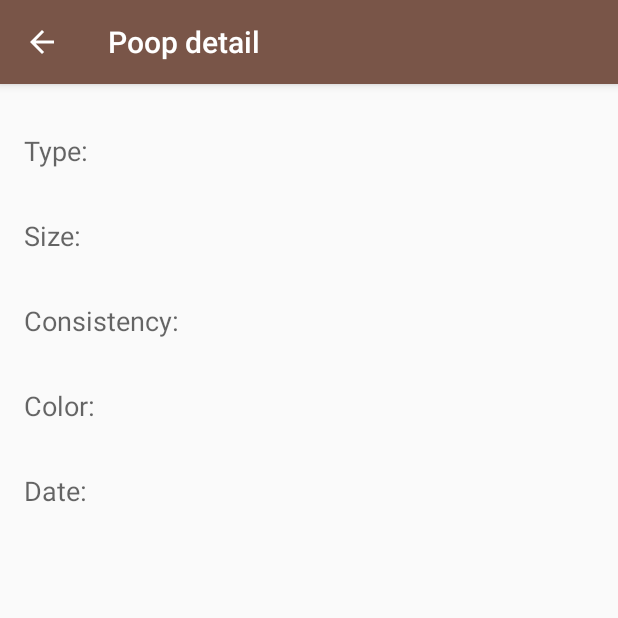
After one commit to Vojtech-Sassmann/Poopio, an Android app: the PoopDetailActivity screen opened directly, with no data from a screen before it, on a phone screen of 412 x 824 dp, the top half of it. The commit adds this screen. Run offline under Robolectric (Android 15) with nearby library versions, the phone set to English and light mode, and no system bars; 5 statements that could not run were skipped.

Commit message:
Implented poop detail

```diff
--- a/app/src/main/java/cz/tyckouni/poopio/OverviewActivity.java
+++ b/app/src/main/java/cz/tyckouni/poopio/OverviewActivity.java
@@ -13,6 +13,7 @@ import cz.tyckouni.poopio.base.entities.Poop;
 
 public class OverviewActivity extends AppCompatActivity {
     private static final String TAG = "OverviewActivity";
+    public static final String EXTRA_POOP = "cz.tyckouni.poopio.extra.POOP";
 
     private List<Poop> mPoopList = new LinkedList<>();
     private int mCounter = 0;
--- /dev/null
+++ b/app/src/main/java/cz/tyckouni/poopio/PoopDetailActivity.java
@@ -0,0 +1,46 @@
+package cz.tyckouni.poopio;
+
+import android.content.Intent;
+import android.support.v7.app.AppCompatActivity;
+import android.os.Bundle;
+import android.widget.TextView;
+
+import cz.tyckouni.poopio.base.entities.Poop;
+
+public class PoopDetailActivity extends AppCompatActivity {
+
+    private TextView mValueType;
+    private TextView mValueSize;
+    private TextView mValueConsistency;
+    private TextView mValueColor;
+    private TextView mValueDate;
+
+    @Override
+    protected void onCreate(Bundle savedInstanceState) {
+        super.onCreate(savedInstanceState);
+        setContentView(R.layout.activity_poop_detail);
+
+        Intent intent = getIntent();
+        Poop poop = (Poop) intent.getSerializableExtra(OverviewActivity.EXTRA_POOP);
+
+        initTextViews();
+
+        updatePoopInfo(poop);
+    }
+
+    private void updatePoopInfo(Poop poop) {
+        mValueType.setText(poop.getType());
+        mValueSize.setText(String.valueOf(poop.getSize()));
+        mValueConsistency.setText(String.valueOf(poop.getConsistency()));
+        mValueColor.setText(poop.getColor());
+        mValueDate.setText(poop.getDateAndTime());
+    }
+
+    private void initTextViews() {
+        mValueType = findViewById(R.id.type_value);
+        mValueSize = findViewById(R.id.size_value);
+        mValueConsistency = findViewById(R.id.consistency_value);
+        mValueColor = findViewById(R.id.color_value);
+        mValueDate = findViewById(R.id.date_value);
+    }
+}
--- /dev/null
+++ b/app/src/main/res/layout/activity_poop_detail.xml
@@ -0,0 +1,79 @@
+<?xml version="1.0" encoding="utf-8"?>
+<android.support.constraint.ConstraintLayout xmlns:android="http://schemas.android.com/apk/res/android"
+    xmlns:app="http://schemas.android.com/apk/res-auto"
+    xmlns:tools="http://schemas.android.com/tools"
+    android:layout_width="match_parent"
+    android:layout_height="match_parent"
+    tools:context=".PoopDetailActivity">
+
+    <TextView
+        android:id="@+id/type_label"
+        android:text="@string/type_label"
+        app:layout_constraintStart_toStartOf="parent"
+        app:layout_constraintTop_toTopOf="parent"
+        style="@style/poopdetail_label" />
+
+    <TextView
+        android:id="@+id/size_label"
+        android:text="@string/size_label"
+        app:layout_constraintStart_toStartOf="parent"
+        app:layout_constraintTop_toBottomOf="@+id/type_label"
+        style="@style/poopdetail_label" />
+
+    <TextView
+        android:id="@+id/consistency_label"
+        android:text="@string/consistency_label"
+        app:layout_constraintStart_toStartOf="parent"
+        app:layout_constraintTop_toBottomOf="@+id/size_label"
+        style="@style/poopdetail_label" />
+
+    <TextView
+        android:id="@+id/color_label"
+        android:text="@string/color_label"
+        app:layout_constraintStart_toStartOf="parent"
+        app:layout_constraintTop_toBottomOf="@+id/consistency_label"
+        style="@style/poopdetail_label" />
+
+    <TextView
+        android:id="@+id/date_label"
+        android:text="@string/date_label"
+        app:layout_constraintStart_toStartOf="parent"
+        app:layout_constraintTop_toBottomOf="@+id/color_label"
+        style="@style/poopdetail_label" />
+
+    <TextView
+        android:id="@+id/type_value"
+        style="@style/poopdetail_textlabel"
+        app:layout_constraintBottom_toBottomOf="@+id/type_label"
+        app:layout_constraintEnd_toEndOf="parent"
+        app:layout_constraintTop_toTopOf="@+id/type_label" />
+
+    <TextView
+        android:id="@+id/size_value"
+        style="@style/poopdetail_textlabel"
+        app:layout_constraintBottom_toBottomOf="@+id/size_label"
+        app:layout_constraintEnd_toEndOf="parent"
+        app:layout_constraintTop_toTopOf="@+id/size_label" />
+
+    <TextView
+        android:id="@+id/consistency_value"
+        style="@style/poopdetail_textlabel"
+        app:layout_constraintBottom_toBottomOf="@+id/consistency_label"
+        app:layout_constraintEnd_toEndOf="parent"
+        app:layout_constraintTop_toTopOf="@+id/consistency_label" />
+
+    <TextView
+        android:id="@+id/color_value"
+        style="@style/poopdetail_textlabel"
+        app:layout_constraintBottom_toBottomOf="@+id/color_label"
+        app:layout_constraintEnd_toEndOf="parent"
+        app:layout_constraintTop_toTopOf="@+id/color_label" />
+
+    <TextView
+        android:id="@+id/date_value"
+        style="@style/poopdetail_textlabel"
+        app:layout_constraintBottom_toBottomOf="@+id/date_label"
+        app:layout_constraintEnd_toEndOf="parent"
+        app:layout_constraintTop_toTopOf="@+id/date_label" />
+
+</android.support.constraint.ConstraintLayout>
--- a/app/src/main/res/values/strings.xml
+++ b/app/src/main/res/values/strings.xml
@@ -17,4 +17,10 @@
     <string name="permission_rationale">"Contacts permissions are needed for providing email
         completions."
     </string>
+    <string name="poopdetail_activity_label">Poop detail</string>
+    <string name="type_label">Type:</string>
+    <string name="size_label">Size:</string>
+    <string name="consistency_label">Consistency:</string>
+    <string name="color_label">Color:</string>
+    <string name="date_label">Date:</string>
 </resources>
--- a/app/src/main/res/values/styles.xml
+++ b/app/src/main/res/values/styles.xml
@@ -8,18 +8,22 @@
         <item name="colorAccent">@color/colorAccent</item>
     </style>
 
-    <style name="pooplist_title">
+    <style name="poopdetail_label">
         <item name="android:layout_width">wrap_content</item>
         <item name="android:layout_height">wrap_content</item>
-        <item name="android:layout_marginEnd">@dimen/pooplist_item_endmargin</item>
-        <item name="android:layout_marginRight">@dimen/pooplist_item_endmargin</item>
-        <item name="android:textAppearance">@style/TextAppearance.AppCompat.Headline</item>
+        <item name="android:layout_marginLeft">16dp</item>
+        <item name="android:layout_marginStart">16dp</item>
+        <item name="android:layout_marginTop">32dp</item>
+        <item name="android:textAppearance">@style/TextAppearance.AppCompat.Medium</item>
     </style>
 
-    <style name="pooplist_date">
+    <style name="poopdetail_textlabel">
         <item name="android:layout_width">wrap_content</item>
         <item name="android:layout_height">wrap_content</item>
-        <item name="android:layout_marginBottom">@dimen/pooplist_item_startmargin</item>
+        <item name="android:layout_marginEnd">16dp</item>
+        <item name="android:layout_marginRight">16dp</item>
+        <item name="android:layout_marginTop">8dp</item>
+        <item name="android:textAppearance">@style/TextAppearance.AppCompat.Menu</item>
     </style>
 
 </resources>
```
Also changed, not shown: app/src/main/AndroidManifest.xml (+10 -5 lines), app/src/main/java/cz/tyckouni/poopio/PoopListAdapter.java (+12 -2 lines), app/src/main/java/cz/tyckouni/poopio/base/entities/Poop.java (+12 -8 lines), app/src/main/res/layout/pooplist_item.xml (+22 -9 lines).
